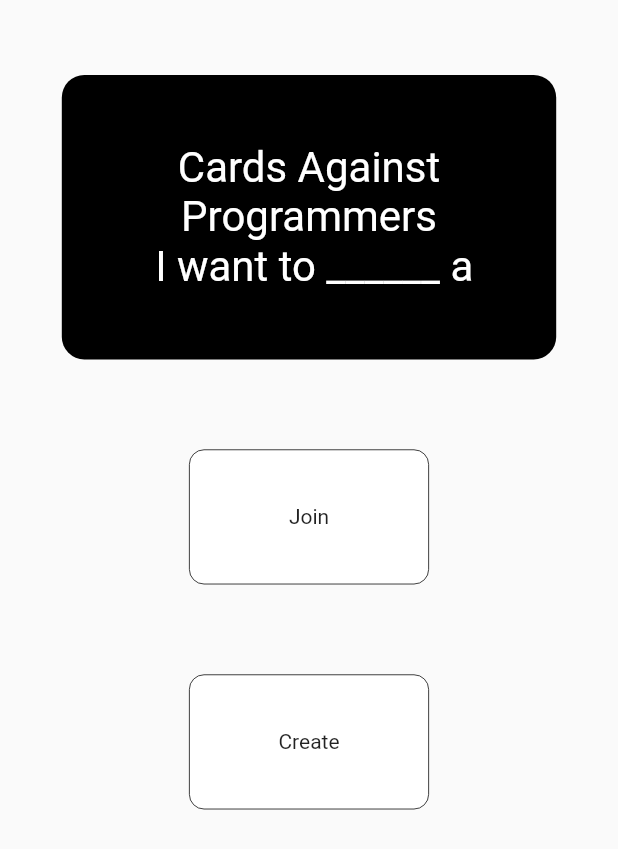
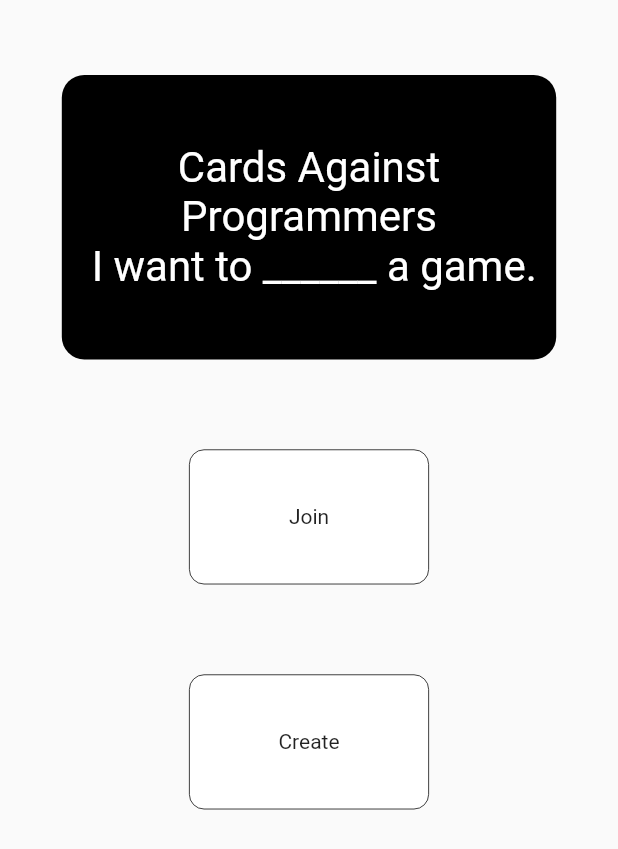
Before and after one commit to AndreasVu/Flutter-demo, a Flutter app: the screen it shows after launch, on a phone screen of 412 x 824 dp. Shown: the top 849 px of the screen. Run offline on Flutter 3.47's test engine with Material 2 defaults, Android fonts, the phone set to English and light mode, and no system bars.

Commit message:
I want to ___  a game.

```diff
--- a/lib/main.dart
+++ b/lib/main.dart
@@ -56,7 +56,7 @@
                       borderRadius: BorderRadius.all(Radius.circular(15.0)),
                     ),
                     child: Center(
-                      child: Text("Cards Against Programmers \n I want to ______ a",
+                      child: Text("Cards Against Programmers \n I want to ______ a game.",
                        style: TextStyle(color: Colors.white, fontSize: 28), textAlign: TextAlign.center,
                        ),
                     )
```
